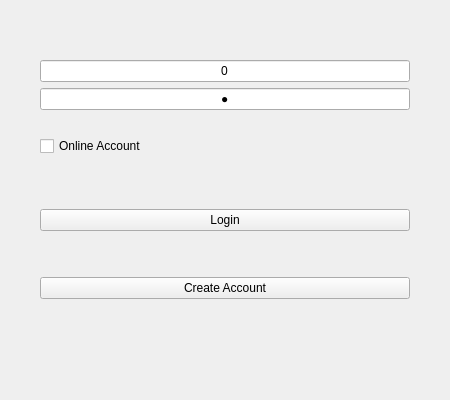
Aethermeister/FinancialManager, file FinancialManager/Authentication/loginwidget.ui: the form before one commit.
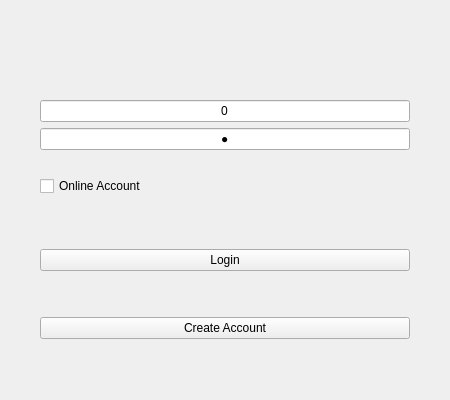
The form after the commit.

Diff of the .ui file:
```diff
--- a/FinancialManager/Authentication/loginwidget.ui
+++ b/FinancialManager/Authentication/loginwidget.ui
@@ -228,7 +228,7 @@
      <property name="sizeHint" stdset="0">
       <size>
        <width>20</width>
-       <height>60</height>
+       <height>100</height>
       </size>
      </property>
     </spacer>
```
